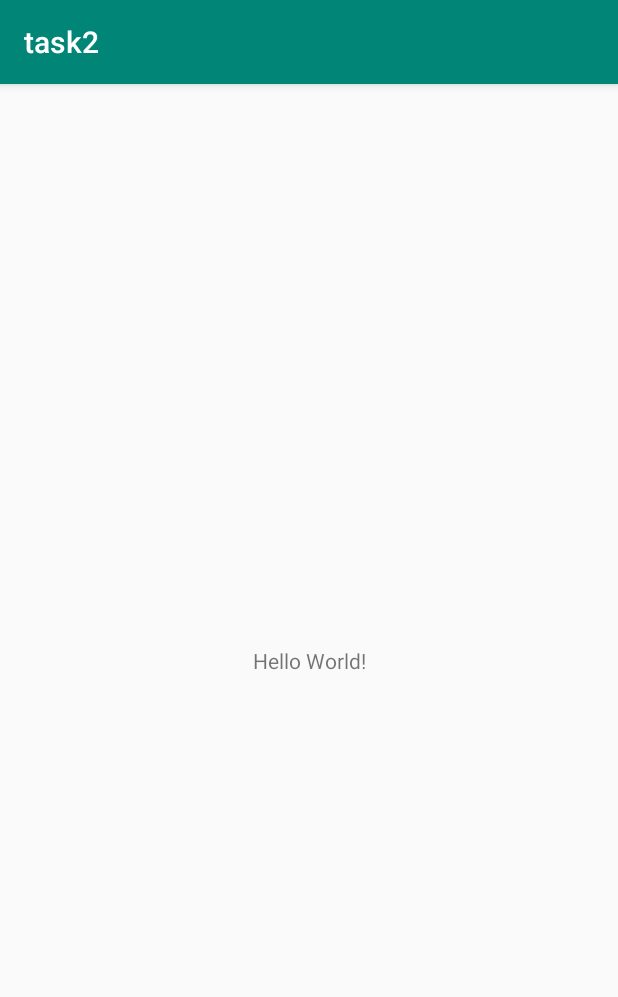
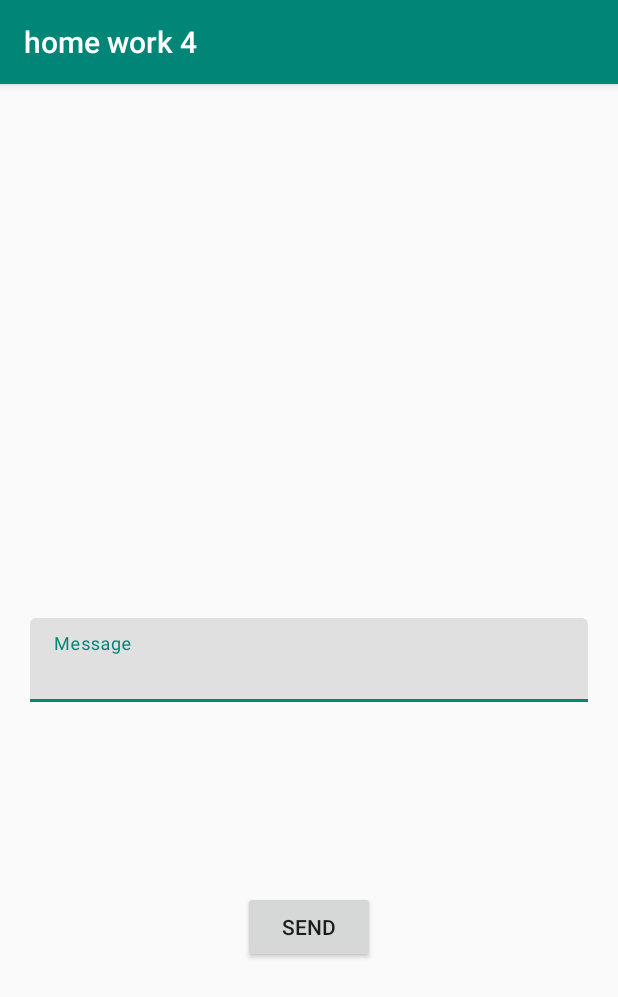
Before and after one commit to VadimGuryanov/HomeWork, an Android app: the screen it shows after launch (MainActivity), on a phone screen of 412 x 824 dp. Shown: the top 997 px of the screen. Run offline under Robolectric (Android 15) with nearby library versions, the light colour scheme and no system bars.

Commit message:
task/home-work-4

```diff
--- a/app/build.gradle
+++ b/app/build.gradle
@@ -32,4 +32,5 @@ dependencies {
     testImplementation 'junit:junit:4.12'
     androidTestImplementation 'androidx.test:runner:1.2.0'
     androidTestImplementation 'androidx.test.espresso:espresso-core:3.2.0'
+    implementation "com.google.android.material:material:1.0.0"
 }
--- a/app/src/main/res/layout/activity_main.xml
+++ b/app/src/main/res/layout/activity_main.xml
@@ -6,13 +6,35 @@
     android:layout_height="match_parent"
     tools:context=".MainActivity">
 
-    <TextView
+    <com.google.android.material.textfield.TextInputLayout
+        android:id="@+id/ti_message"
+        style="@style/Widget.MaterialComponents.TextInputLayout.FilledBox"
+        android:layout_width="0dp"
+        android:layout_marginStart="20dp"
+        android:layout_marginEnd="20dp"
+        android:layout_height="wrap_content"
+        app:layout_constraintEnd_toEndOf="parent"
+        app:layout_constraintStart_toStartOf="parent"
+        app:layout_constraintTop_toTopOf="parent"
+        app:layout_constraintBottom_toBottomOf="parent">
+
+        <androidx.appcompat.widget.AppCompatEditText
+            android:id="@+id/et_message"
+            android:layout_width="match_parent"
+            android:layout_height="wrap_content"
+            android:hint="@string/message"
+            android:textSize="16sp" />
+    </com.google.android.material.textfield.TextInputLayout>
+
+    <Button
         android:layout_width="wrap_content"
         android:layout_height="wrap_content"
-        android:text="Hello World!"
+        app:layout_constraintEnd_toEndOf="parent"
+        app:layout_constraintStart_toStartOf="parent"
+        app:layout_constraintTop_toTopOf="@id/ti_message"
         app:layout_constraintBottom_toBottomOf="parent"
-        app:layout_constraintLeft_toLeftOf="parent"
-        app:layout_constraintRight_toRightOf="parent"
-        app:layout_constraintTop_toTopOf="parent" />
+        android:text="@string/send"
+        android:onClick="onClick">
+    </Button>
 
 </androidx.constraintlayout.widget.ConstraintLayout>
--- a/app/src/main/res/values/strings.xml
+++ b/app/src/main/res/values/strings.xml
@@ -1,3 +1,6 @@
 <resources>
-    <string name="app_name">task2</string>
+    <string name="app_name">home work 4</string>
+    <string name="message">Message</string>
+    <string name="send">SEND</string>
+    <string name="content">content</string>
 </resources>
```
Also changed, not shown: app/src/main/AndroidManifest.xml (+7 -0 lines), app/src/main/java/kpfu/itis/task2/MainActivity.kt (+28 -0 lines), app/src/main/java/kpfu/itis/task2/SecondActivity.kt (added, +26 -0 lines), app/src/main/res/layout/activity_second.xml (added, +18 -0 lines).
